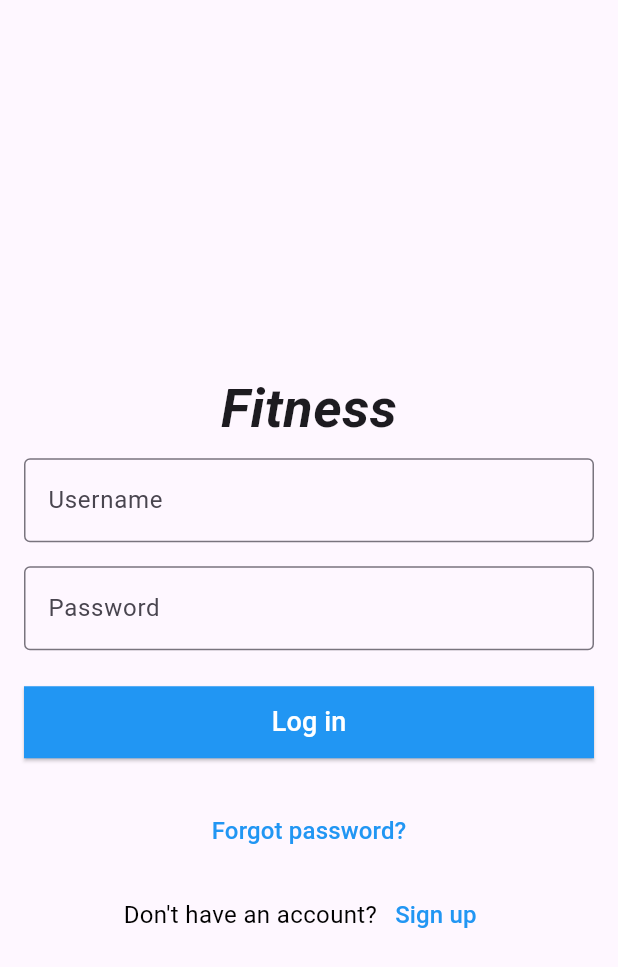
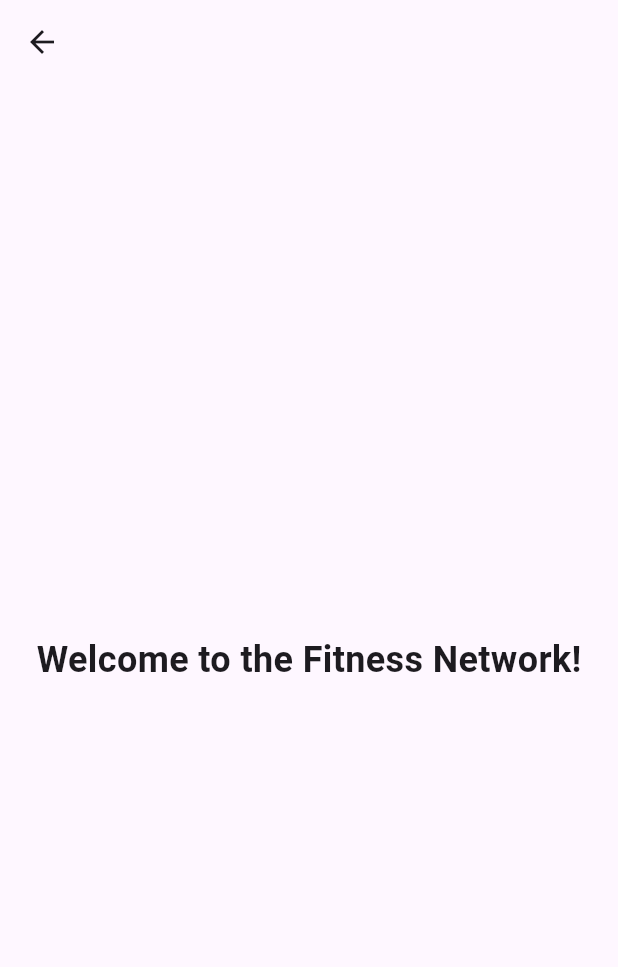
Before and after one commit to DylanO9/fitness_network, a Flutter app: the screen it shows after launch, after a tap on "Log in", on a phone screen of 412 x 824 dp. Shown: the top 967 px of the screen. Run offline on Flutter 3.47's test engine with Material 3 defaults, Android fonts, the light colour scheme and no system bars.

Commit message:
Feature: Navigated from login to new fitness main page

```diff
--- a/lib/main.dart
+++ b/lib/main.dart
@@ -14,8 +14,17 @@
       theme: ThemeData(
         primarySwatch: Colors.blue,
       ),
-      home: Scaffold(
-        appBar: AppBar(),
+      home: LoginPage(),
+    );
+  }
+}
+
+class LoginPage extends StatelessWidget {
+  @override
+  Widget build(BuildContext context) {
+    return Scaffold(
+      appBar: AppBar(
+      ),
       body: Center(
         child: Column(
           mainAxisAlignment: MainAxisAlignment.center,
@@ -44,24 +53,24 @@
                   border: OutlineInputBorder(),
                   labelText: 'Password',
                 ),
+                obscureText: true,
               ),
             ),
             Padding(
               padding: EdgeInsets.symmetric(horizontal: 16.0, vertical: 16.0),
               child: ElevatedButton(
                 onPressed: () {
-                    print('Login');
+                  // Navigate to the main page
+                  Navigator.push(
+                    context,
+                    MaterialPageRoute(builder: (context) => MainPage()),
+                  );
                 },
-                  style: ButtonStyle(
-                    backgroundColor:
-                        WidgetStateProperty.all<Color>(Colors.blue),
-                    minimumSize: WidgetStateProperty.all<Size>(
-                      Size(double.infinity, 48),
-                    ),
-                    shape: WidgetStateProperty.all<RoundedRectangleBorder>(
-                      RoundedRectangleBorder(
+                style: ElevatedButton.styleFrom(
+                  backgroundColor: Colors.blue,
+                  minimumSize: Size(double.infinity, 48),
+                  shape: RoundedRectangleBorder(
                     borderRadius: BorderRadius.zero,
-                      ),
                   ),
                 ),
                 child: Text(
@@ -118,6 +127,21 @@
           ],
         ),
       ),
+    );
+  }
+}
+
+class MainPage extends StatelessWidget {
+  @override
+  Widget build(BuildContext context) {
+    return Scaffold(
+      appBar: AppBar(
+      ),
+      body: Center(
+        child: Text(
+          'Welcome to the Fitness Network!',
+          style: TextStyle(fontSize: 24, fontWeight: FontWeight.bold),
+        ),
       ),
     );
   }
```
Lines whose indentation alone changed are shown as unchanged.
